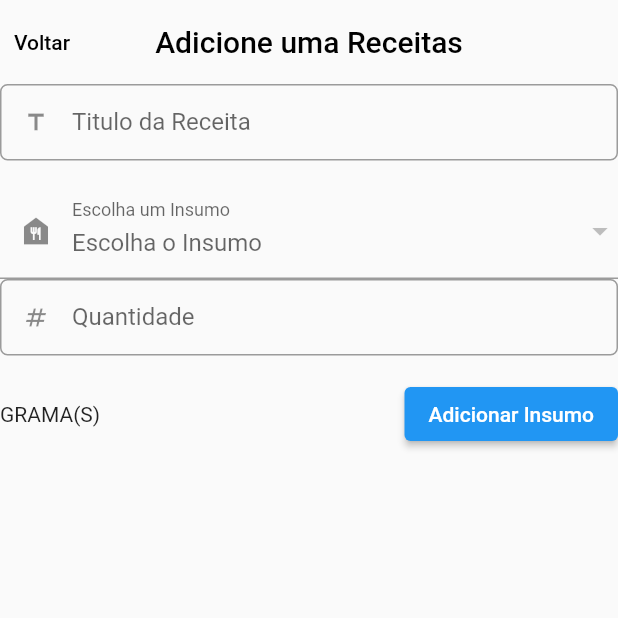
After one commit to RenanLedo/app_ficha_tecnica, a Flutter app: the AddReceita screen opened by its route, after a tap on "Adicionar Insumo", on a phone screen of 412 x 824 dp, the top half of it. The commit adds this screen. Run offline on Flutter 3.47's test engine with Material 2 defaults, Android fonts, the phone set to English and light mode, and no system bars; our stand-ins replace get.

Commit message:
Atualizaçõea

```diff
--- a/lib/components/custom_text_field.dart
+++ b/lib/components/custom_text_field.dart
@@ -46,6 +46,7 @@ class _CustomTextFieldState extends State<CustomTextField> {
     return Padding(
       padding: const EdgeInsets.only(bottom: 15),
       child: TextFormField(
+
         readOnly: widget.readOnly,
         initialValue: widget.initialValue,
         inputFormatters: widget.inputFormatters,
--- a/lib/main.dart
+++ b/lib/main.dart
@@ -1,6 +1,7 @@
 import 'package:app_ficha_tecnica/pages/custosFixos/controller/custos_fix_controller.dart';
 import 'package:app_ficha_tecnica/pages/home.dart';
 import 'package:app_ficha_tecnica/pages/insumos/controller/insumo_controller.dart';
+import 'package:app_ficha_tecnica/pages/receita/controller/receita_controller.dart';
 import 'package:flutter/material.dart';
 import 'package:get/get.dart';
 
@@ -10,6 +11,7 @@ void main() {
   // WidgetsFlutterBinding.ensureInitialized();
   Get.put<CustosFixController>(CustosFixController());
   Get.put<InsumoController>(InsumoController());
+  Get.put<ReceitaController>(ReceitaController());
   runApp(const MyApp());
 }
 
--- a/lib/models/insumo.dart
+++ b/lib/models/insumo.dart
@@ -4,12 +4,14 @@ class Insumo {
   double price;
   String unidadeMedida;
   double? custoUnd;
+  double? custoInReceita;
 
   Insumo({
     this.id,
     required this.title,
     required this.price,
      this.custoUnd,
+     this.custoInReceita,
     required this.unidadeMedida,
   });
 }
--- /dev/null
+++ b/lib/models/receita.dart
@@ -0,0 +1,15 @@
+
+import 'package:app_ficha_tecnica/models/insumo.dart';
+
+class Receita {
+  String? id;
+  String title;
+  List<Insumo> insumo;
+  double quantidadeInsumo;
+  Receita({
+    this.id,
+    required this.title,
+    required this.insumo,
+    required this.quantidadeInsumo,
+  });
+}
--- a/lib/pages/custosFixos/page/create_custos_fixos.dart
+++ b/lib/pages/custosFixos/page/create_custos_fixos.dart
@@ -71,6 +71,9 @@ class _CreateCustosFixosState extends State<CreateCustosFixos> {
                                   ),
                                 );
                                 custosFixosController.totalCustosFixos();
+                                FocusScope.of(context).unfocus();
+                                tituloEC.text = '';
+                                valorEC.text = '';
                               },
                               child: const Text('Salvar'),
                             );
@@ -83,16 +86,16 @@ class _CreateCustosFixosState extends State<CreateCustosFixos> {
               ],
             ),
           ),
-          // GetBuilder<CustosFixController>(
-          //   builder: (custosFixosController) {
-          //     return Text(
-          //       'Total dos Custos Fixos: R\$ ${custosFixosController.totalCustosFixos()}',
-          //       style:
-          //           const TextStyle(fontSize: 20, fontWeight: FontWeight.bold),
-          //     );
-          //   },
-          // ),
-          // const SizedBox(height: 20),
+          GetBuilder<CustosFixController>(
+            builder: (custosFixosController) {
+              return Text(
+                'Total dos Custos Fixos: R\$ ${custosFixosController.totalCustosFix}',
+                style:
+                    const TextStyle(fontSize: 20, fontWeight: FontWeight.bold),
+              );
+            },
+          ),
+          const SizedBox(height: 20),
           Expanded(
             child: GetBuilder<CustosFixController>(
               builder: (custosFixosController) {
@@ -117,15 +120,6 @@ class _CreateCustosFixosState extends State<CreateCustosFixos> {
               },
             ),
           ),
-          GetBuilder<CustosFixController>(
-            builder: (custosFixosController) {
-              return Text(
-                'Total dos Custos Fixos: R\$ ${custosFixosController.totalCustosFix}',
-                style:
-                    const TextStyle(fontSize: 20, fontWeight: FontWeight.bold),
-              );
-            },
-          ),
         ],
       ),
     );
--- a/lib/pages/home.dart
+++ b/lib/pages/home.dart
@@ -44,7 +44,7 @@ class Home extends StatelessWidget {
               title: 'Receita',
               preQuantidade: 'Quantidade',
               quantidade: 10,
-              onPress: () {},
+              onPress: () => Get.toNamed(PagesRoutes.receitas),
             ),
             CardHome(
               icon: 'assets/images/icon-despesas.png',
--- a/lib/pages/insumos/controller/insumo_controller.dart
+++ b/lib/pages/insumos/controller/insumo_controller.dart
@@ -32,4 +32,6 @@ class InsumoController extends GetxController {
     }
     update();
   }
+
+
 }
--- a/lib/pages/insumos/create_insumos_page.dart
+++ b/lib/pages/insumos/create_insumos_page.dart
@@ -93,7 +93,7 @@ class _CreateInsumosPageState extends State<CreateInsumosPage> {
                               unidadeMedida: insumoController.itemValue,
                             ),
                           );
-
+                          FocusScope.of(context).unfocus();
                           tituloEC.text = '';
                           custoEC.text = '';
                         },
--- /dev/null
+++ b/lib/pages/receita/controller/receita_controller.dart
@@ -0,0 +1,21 @@
+import 'package:app_ficha_tecnica/models/insumo.dart';
+import 'package:app_ficha_tecnica/pages/insumos/controller/insumo_controller.dart';
+import 'package:get/get.dart';
+
+class ReceitaController extends GetxController {
+  final insumoController = Get.find<InsumoController>();
+  List<Insumo> insumosReceitaList = [];
+  Insumo? itemInsumoValue;
+
+  void addIsumoForList(Insumo? insumo) {
+    if (insumo != null) {
+      insumosReceitaList.add(insumo);
+    }
+    update();
+  }
+
+  void setItemInsumoValue(Insumo? insumo) {
+    itemInsumoValue = insumo;
+    update();
+  }
+}
--- /dev/null
+++ b/lib/pages/receita/page/add_receita.dart
@@ -0,0 +1,116 @@
+import 'package:app_ficha_tecnica/components/custom_text_field.dart';
+import 'package:app_ficha_tecnica/models/insumo.dart';
+import 'package:app_ficha_tecnica/pages/insumos/controller/insumo_controller.dart';
+import 'package:app_ficha_tecnica/pages/receita/controller/receita_controller.dart';
+import 'package:flutter/material.dart';
+import 'package:get/get.dart';
+
+class AddReceita extends StatefulWidget {
+  const AddReceita({super.key});
+
+  @override
+  State<AddReceita> createState() => _AddReceitaState();
+}
+
+class _AddReceitaState extends State<AddReceita> {
+  final insumoController = Get.find<InsumoController>();
+  final receitaController = Get.find<ReceitaController>();
+  final quantidadeEC = TextEditingController();
+  @override
+  Widget build(BuildContext context) {
+    return Scaffold(
+      appBar: AppBar(
+          automaticallyImplyLeading: false,
+          leading: TextButton(
+            onPressed: () => Get.back(),
+            child: const Text(
+              'Voltar',
+              style: TextStyle(color: Colors.black),
+            ),
+          ),
+          title: const Text(
+            'Adicione uma Receitas',
+            style: TextStyle(color: Colors.black),
+          )),
+      body: SingleChildScrollView(
+        child: Column(
+          children: [
+            const CustomTextField(
+                icon: Icons.title, label: 'Titulo da Receita'),
+            SizedBox(
+              width: MediaQuery.of(context).size.width,
+              child: DropdownButtonFormField<Insumo>(
+                decoration: const InputDecoration(
+                    labelText: 'Escolha um Insumo',
+                    prefixIcon: Icon(Icons.food_bank)),
+                isExpanded: true,
+                hint: const Text('Escolha o Insumo'),
+                value: (receitaController.itemInsumoValue == null)
+                    ? null
+                    : receitaController.itemInsumoValue,
+                onChanged: (escolha) {
+                  // if (escolha != null) {
+                  //   receitaController.addIsumoForList(escolha);
+                  // }
+                  receitaController.setItemInsumoValue(escolha);
+                  print(receitaController.itemInsumoValue?.unidadeMedida);
+                },
+                items: insumoController.insumosList
+                    .map(
+                      (e) => DropdownMenuItem(
+                        value: e,
+                        child: Text(e.title),
+                      ),
+                    )
+                    .toList(),
+              ),
+            ),
+            CustomTextField(
+              icon: Icons.numbers,
+              label: 'Quantidade',
+              controller: quantidadeEC,
+            ),
+            GetBuilder<ReceitaController>(
+              builder: (receitaController) {
+                return Row(
+                  mainAxisAlignment: MainAxisAlignment.spaceBetween,
+                  children: [
+                    Text(receitaController.itemInsumoValue?.unidadeMedida ==
+                            'UNIDADE'
+                        ? 'UNIDADE(S)'
+                        : 'GRAMA(S)'),
+                    ElevatedButton(
+                        onPressed: () {
+                          final quantidade = double.parse(quantidadeEC.text);
+                           receitaController.itemInsumoValue?.custoUnd =
+                              receitaController
+                                      .itemInsumoValue!.custoInReceita! *
+                                  quantidade;
+                          print(receitaController
+                              .itemInsumoValue?.custoInReceita);
+                          receitaController.addIsumoForList(
+                              receitaController.itemInsumoValue);
+                        },
+                        child: const Text('Adicionar Insumo'))
+                  ],
+                );
+              },
+            ),
+            GetBuilder<ReceitaController>(
+              builder: (receitaController) {
+                return ListView.builder(
+                    // scrollDirection: Axis.horizontal,
+                    shrinkWrap: true,
+                    itemCount: receitaController.insumosReceitaList.length,
+                    itemBuilder: (context, index) {
+                      return Text(
+                          '${receitaController.insumosReceitaList[index].title} - ${receitaController.insumosReceitaList[index].custoInReceita}');
+                    });
+              },
+            )
+          ],
+        ),
+      ),
+    );
+  }
+}
--- /dev/null
+++ b/lib/pages/receita/page/receitas_page.dart
@@ -0,0 +1,35 @@
+import 'package:app_ficha_tecnica/pages_routes/app_pages.dart';
+import 'package:flutter/material.dart';
+import 'package:get/get.dart';
+
+class ReceitasPage extends StatelessWidget {
+  const ReceitasPage({super.key});
+
+  @override
+  Widget build(BuildContext context) {
+    return Scaffold(
+      appBar: AppBar(
+          automaticallyImplyLeading: false,
+          actions: [
+            IconButton(
+                onPressed: () => Get.toNamed(PagesRoutes.addReceitas),
+                icon: const Icon(
+                  Icons.add,
+                  color: Colors.black,
+                ))
+          ],
+          leading: TextButton(
+            onPressed: () => Get.back(),
+            child: const Text(
+              'Voltar',
+              style: TextStyle(color: Colors.black),
+            ),
+          ),
+          title: const Text(
+            'Receitas',
+            style: TextStyle(color: Colors.black),
+          )),
+      body: Container(),
+    );
+  }
+}
--- a/lib/pages_routes/app_pages.dart
+++ b/lib/pages_routes/app_pages.dart
@@ -1,5 +1,7 @@
 import 'package:app_ficha_tecnica/pages/custosFixos/page/create_custos_fixos.dart';
 import 'package:app_ficha_tecnica/pages/insumos/create_insumos_page.dart';
+import 'package:app_ficha_tecnica/pages/receita/page/add_receita.dart';
+import 'package:app_ficha_tecnica/pages/receita/page/receitas_page.dart';
 import 'package:get/get.dart';
 
 import '../pages/home.dart';
@@ -15,6 +17,14 @@ abstract class AppPages {
       page: () => const CreateCustosFixos(),
     ),
     GetPage(
+      name: PagesRoutes.receitas,
+      page: () => const ReceitasPage(),
+    ),
+    GetPage(
+      name: PagesRoutes.addReceitas,
+      page: () => const AddReceita(),
+    ),
+    GetPage(
       name: PagesRoutes.home,
       page: () => const Home(),
     ),
@@ -24,5 +34,7 @@ abstract class AppPages {
 abstract class PagesRoutes {
   static const String createInsumos = '/createInsumos';
   static const String custosFixos = '/custosFixos';
+  static const String receitas = '/receitas';
+  static const String addReceitas = '/addReceitas';
   static const String home = '/';
 }
```
